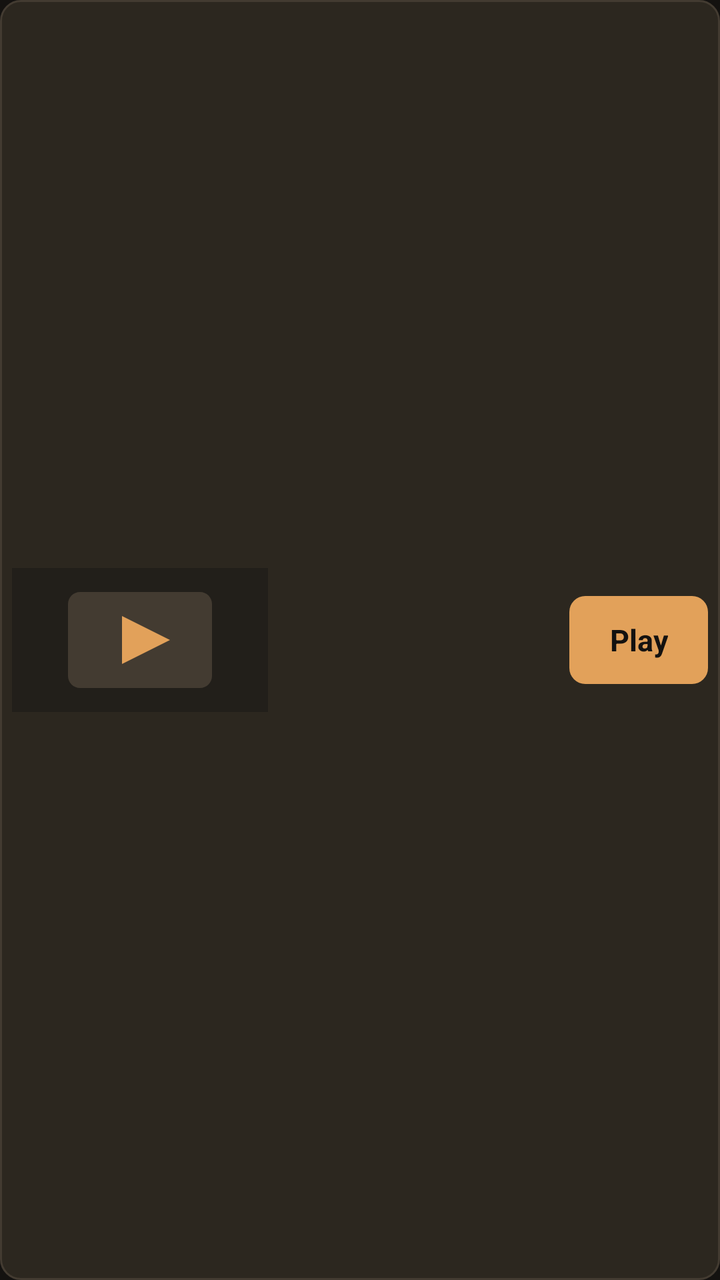
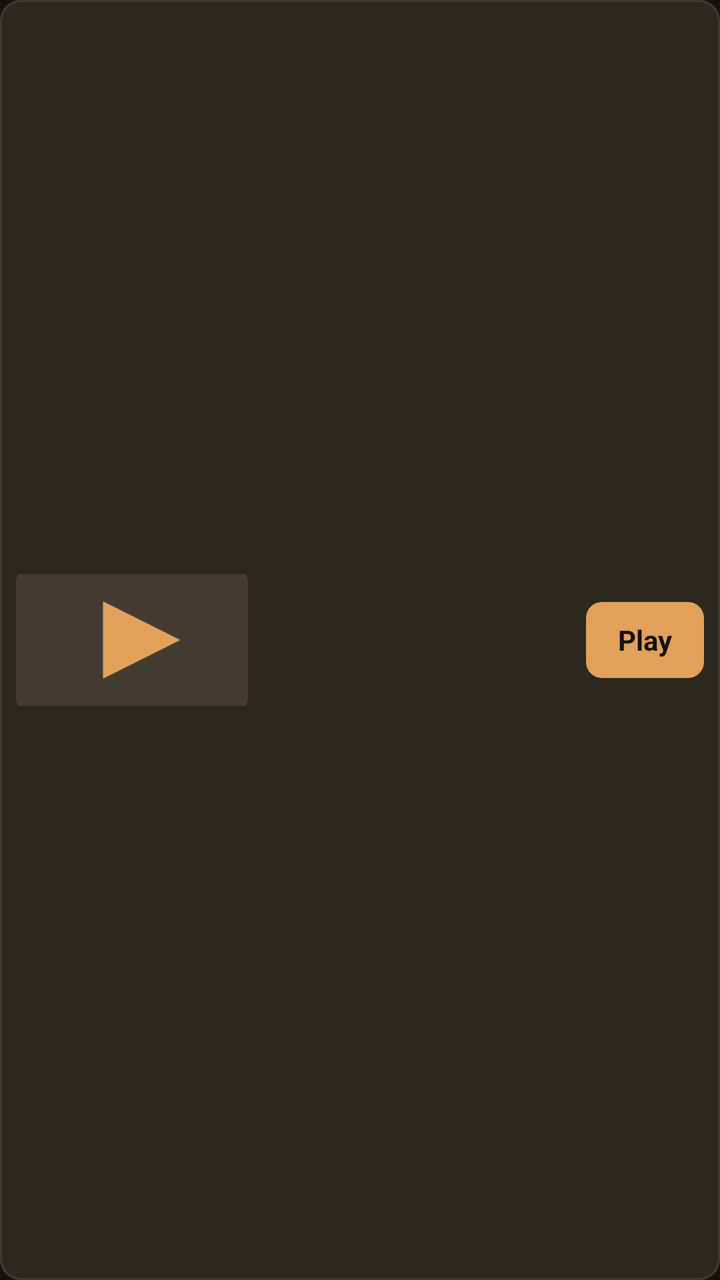

Two renders of the same Android screen: before a commit and after it. Below are the layout's source before the change and the commit's diff.
<!-- AndroidManifest.xml: application theme Theme.OlympusIptv -->
<!-- res/layout/item_fresh_episode.xml -->
<?xml version="1.0" encoding="utf-8"?>
<LinearLayout xmlns:android="http://schemas.android.com/apk/res/android"
    android:layout_width="match_parent"
    android:layout_height="wrap_content"
    android:layout_marginBottom="4dp"
    android:background="@drawable/bg_fresh_focusable"
    android:clickable="true"
    android:focusable="true"
    android:focusableInTouchMode="true"
    android:gravity="center_vertical"
    android:orientation="horizontal"
    android:padding="6dp">

    <ImageView
        android:id="@+id/episodeArt"
        android:layout_width="128dp"
        android:layout_height="72dp"
        android:background="@color/bg_elevated"
        android:contentDescription="@null"
        android:scaleType="fitCenter"
        android:src="@drawable/ic_channel_placeholder" />

    <LinearLayout
        android:layout_width="0dp"
        android:layout_height="wrap_content"
        android:layout_marginStart="14dp"
        android:layout_weight="1"
        android:orientation="vertical">

        <TextView
            android:id="@+id/episodeTitle"
            android:layout_width="match_parent"
            android:layout_height="wrap_content"
            android:ellipsize="end"
            android:maxLines="2"
            android:textColor="@color/text_primary"
            android:textSize="18sp"
            android:textStyle="bold" />

        <TextView
            android:id="@+id/episodeMeta"
            android:layout_width="match_parent"
            android:layout_height="wrap_content"
            android:layout_marginTop="2dp"
            android:ellipsize="end"
            android:maxLines="1"
            android:textColor="@color/text_secondary"
            android:textSize="13sp"
            android:visibility="gone" />

        <TextView
            android:id="@+id/episodePlot"
            android:layout_width="match_parent"
            android:layout_height="wrap_content"
            android:layout_marginTop="4dp"
            android:ellipsize="end"
            android:maxLines="2"
            android:textColor="@color/text_secondary"
            android:textSize="14sp"
            android:visibility="gone" />
    </LinearLayout>

    <TextView
        android:id="@+id/episodePlay"
        android:layout_width="wrap_content"
        android:layout_height="44dp"
        android:layout_marginStart="12dp"
        android:background="@drawable/bg_button"
        android:clickable="true"
        android:focusable="false"
        android:gravity="center"
        android:paddingHorizontal="20dp"
        android:text="@string/fresh_play"
        android:textColor="@color/bg"
        android:textSize="15sp"
        android:textStyle="bold" />
</LinearLayout>
<!-- resources referenced by this layout -->
<resources>
  <color name="bg">#141210</color>
  <color name="bg_elevated">#221F1A</color>
  <color name="text_primary">#F6F1E7</color>
  <color name="text_secondary">#C9BBA8</color>
  <!-- drawable bg_button (drawable) -->
  <?xml version="1.0" encoding="utf-8"?>
  <selector xmlns:android="http://schemas.android.com/apk/res/android">
      <item android:state_focused="true">
          <shape>
              <solid android:color="@color/focus" />
              <corners android:radius="8dp" />
          </shape>
      </item>
      <item android:state_pressed="true">
          <shape>
              <solid android:color="@color/accent_dim" />
              <corners android:radius="8dp" />
          </shape>
      </item>
      <item>
          <shape>
              <solid android:color="@color/accent" />
              <corners android:radius="8dp" />
          </shape>
      </item>
  </selector>
  <!-- drawable bg_fresh_focusable (drawable) -->
  <?xml version="1.0" encoding="utf-8"?>
  <selector xmlns:android="http://schemas.android.com/apk/res/android">
      <item android:state_focused="true">
          <shape>
              <solid android:color="@color/bg_elevated" />
              <corners android:radius="10dp" />
              <stroke
                  android:width="3dp"
                  android:color="@color/focus" />
          </shape>
      </item>
      <item android:state_selected="true">
          <shape>
              <solid android:color="@color/accent_dim" />
              <corners android:radius="10dp" />
              <stroke
                  android:width="2dp"
                  android:color="@color/accent" />
          </shape>
      </item>
      <item>
          <shape>
              <solid android:color="@color/bg_panel" />
              <corners android:radius="10dp" />
              <stroke
                  android:width="1dp"
                  android:color="@color/stroke" />
          </shape>
      </item>
  </selector>
  <!-- drawable ic_channel_placeholder (drawable) -->
  <?xml version="1.0" encoding="utf-8"?>
  <vector xmlns:android="http://schemas.android.com/apk/res/android"
      android:width="48dp"
      android:height="48dp"
      android:viewportWidth="48"
      android:viewportHeight="48">
      <path
          android:fillColor="#433B31"
          android:pathData="M4,8h40c2.2,0 4,1.8 4,4v24c0,2.2 -1.8,4 -4,4h-40c-2.2,0 -4,-1.8 -4,-4v-24c0,-2.2 1.8,-4 4,-4z" />
      <path
          android:fillColor="#E2A15A"
          android:pathData="M18,16l16,8 -16,8z" />
  </vector>
  <string name="fresh_play">Play</string>
  <style name="Theme.OlympusIptv" parent="Theme.AppCompat.NoActionBar">
          <item name="android:windowBackground">@color/bg</item>
          <item name="android:colorBackground">@color/bg</item>
          <item name="android:textColorPrimary">@color/text_primary</item>
          <item name="android:textColorSecondary">@color/text_secondary</item>
          <item name="colorPrimary">@color/accent</item>
          <item name="colorAccent">@color/accent</item>
          <item name="android:statusBarColor">@color/bg</item>
          <item name="android:navigationBarColor">@color/bg</item>
          <item name="android:windowFullscreen">true</item>
      </style>
  <color name="focus">#F0C48A</color>
  <color name="accent_dim">#B07A38</color>
  <color name="accent">#E2A15A</color>
  <color name="bg_panel">#2C271F</color>
  <color name="stroke">#433B31</color>
</resources>

<!-- the commit's change to res/layout/item_fresh_episode.xml (unified diff, before → after) -->
@@ -2,28 +2,47 @@
 <LinearLayout xmlns:android="http://schemas.android.com/apk/res/android"
     android:layout_width="match_parent"
     android:layout_height="wrap_content"
-    android:layout_marginBottom="4dp"
+    android:layout_marginBottom="8dp"
     android:background="@drawable/bg_fresh_focusable"
     android:clickable="true"
     android:focusable="true"
     android:focusableInTouchMode="true"
     android:gravity="center_vertical"
     android:orientation="horizontal"
-    android:padding="6dp">
+    android:padding="8dp">
 
-    <ImageView
-        android:id="@+id/episodeArt"
-        android:layout_width="128dp"
-        android:layout_height="72dp"
-        android:background="@color/bg_elevated"
-        android:contentDescription="@null"
-        android:scaleType="fitCenter"
-        android:src="@drawable/ic_channel_placeholder" />
+    <FrameLayout
+        android:layout_width="116dp"
+        android:layout_height="66dp"
+        android:background="@color/bg_elevated">
+
+        <ImageView
+            android:id="@+id/episodeArt"
+            android:layout_width="match_parent"
+            android:layout_height="match_parent"
+            android:contentDescription="@null"
+            android:scaleType="centerCrop"
+            android:src="@drawable/ic_channel_placeholder" />
+
+        <TextView
+            android:id="@+id/episodeRuntimeBadge"
+            android:layout_width="wrap_content"
+            android:layout_height="wrap_content"
+            android:layout_gravity="bottom|end"
+            android:layout_margin="4dp"
+            android:background="#CC141210"
+            android:paddingHorizontal="5dp"
+            android:paddingVertical="1dp"
+            android:textColor="@color/text_primary"
+            android:textSize="11sp"
+            android:textStyle="bold"
+            android:visibility="gone" />
+    </FrameLayout>
 
     <LinearLayout
         android:layout_width="0dp"
         android:layout_height="wrap_content"
-        android:layout_marginStart="14dp"
+        android:layout_marginStart="12dp"
         android:layout_weight="1"
         android:orientation="vertical">
 
@@ -32,9 +51,9 @@
             android:layout_width="match_parent"
             android:layout_height="wrap_content"
             android:ellipsize="end"
-            android:maxLines="2"
+            android:maxLines="1"
             android:textColor="@color/text_primary"
-            android:textSize="18sp"
+            android:textSize="16sp"
             android:textStyle="bold" />
 
         <TextView
@@ -44,34 +63,34 @@
             android:layout_marginTop="2dp"
             android:ellipsize="end"
             android:maxLines="1"
-            android:textColor="@color/text_secondary"
-            android:textSize="13sp"
+            android:textColor="@color/accent"
+            android:textSize="12sp"
             android:visibility="gone" />
 
         <TextView
             android:id="@+id/episodePlot"
             android:layout_width="match_parent"
             android:layout_height="wrap_content"
-            android:layout_marginTop="4dp"
+            android:layout_marginTop="2dp"
             android:ellipsize="end"
             android:maxLines="2"
             android:textColor="@color/text_secondary"
-            android:textSize="14sp"
+            android:textSize="13sp"
             android:visibility="gone" />
     </LinearLayout>
 
     <TextView
         android:id="@+id/episodePlay"
         android:layout_width="wrap_content"
-        android:layout_height="44dp"
-        android:layout_marginStart="12dp"
+        android:layout_height="38dp"
+        android:layout_marginStart="10dp"
         android:background="@drawable/bg_button"
         android:clickable="true"
         android:focusable="false"
         android:gravity="center"
-        android:paddingHorizontal="20dp"
+        android:paddingHorizontal="16dp"
         android:text="@string/fresh_play"
         android:textColor="@color/bg"
-        android:textSize="15sp"
+        android:textSize="14sp"
         android:textStyle="bold" />
 </LinearLayout>
